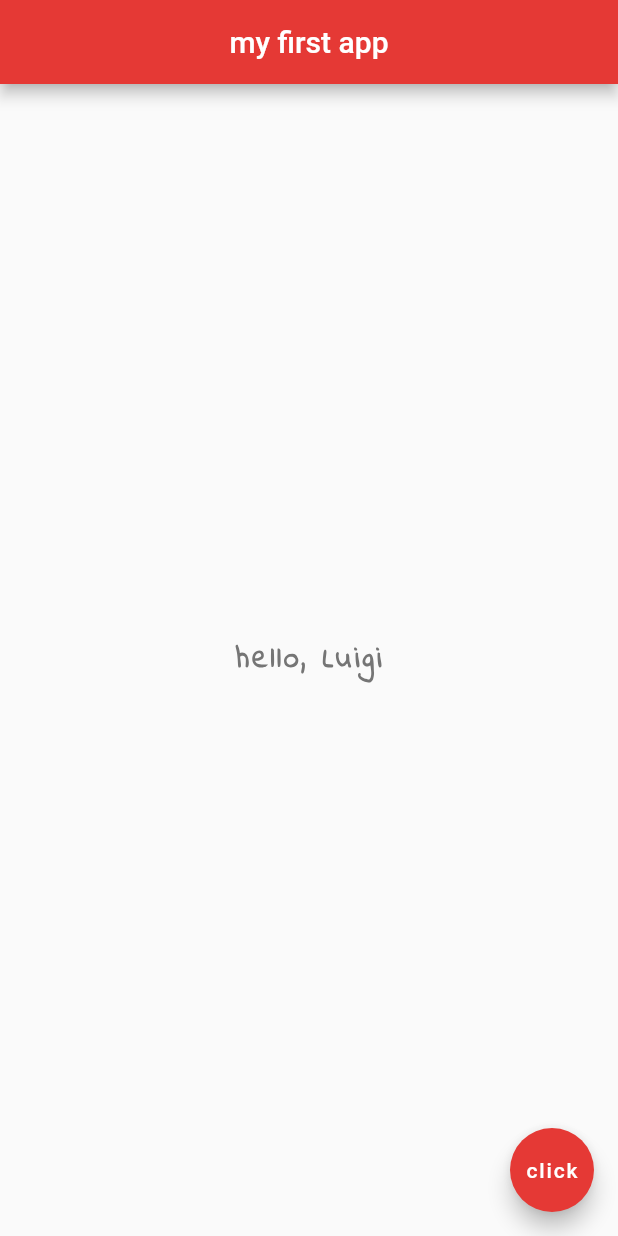
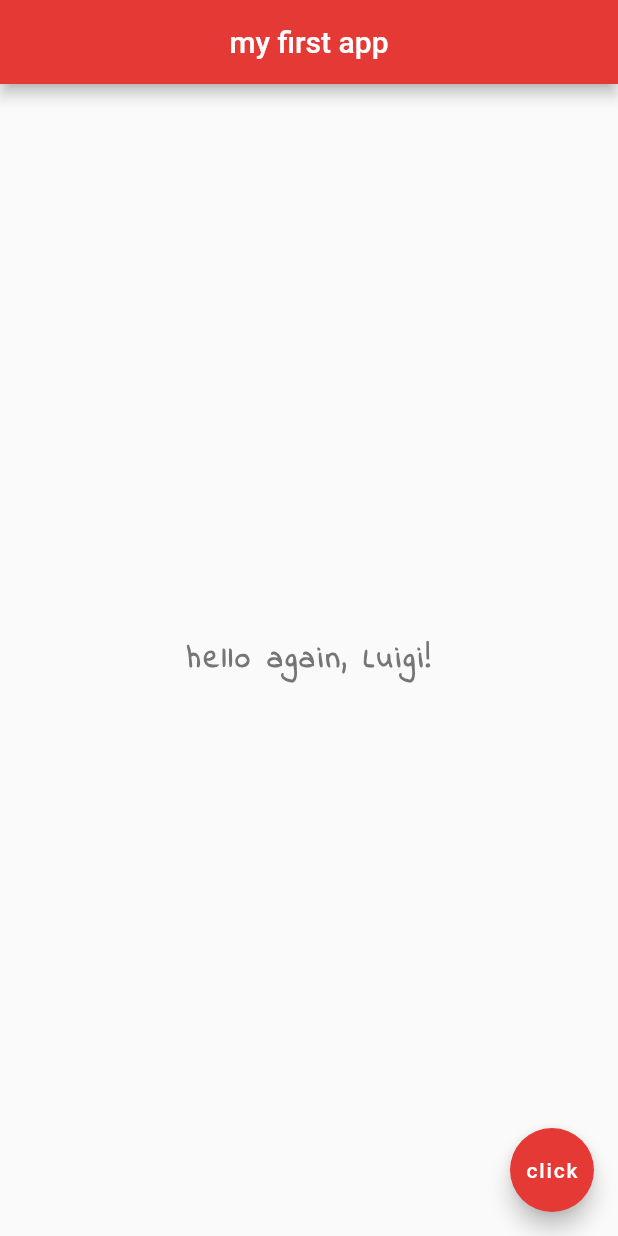
Before and after one commit to TengoCharlie/Flutter-Demo-app, a Flutter app: the screen it shows after launch, on a phone screen of 412 x 824 dp. Run offline on Flutter 3.47's test engine with Material 2 defaults, Android fonts, the phone set to English and light mode, and no system bars.

```diff
--- a/lib/main.dart
+++ b/lib/main.dart
@@ -1,8 +1,13 @@
-
 import 'package:flutter/material.dart';
 
 void main() => runApp(MaterialApp(
-  home: Scaffold(
+  home: Home(),
+));
+
+class Home extends StatelessWidget {
+  @override
+  Widget build(BuildContext context) {
+    return Scaffold(
       appBar: AppBar(
           title: Text('my first app'),
           centerTitle: true,
@@ -10,7 +15,7 @@ void main() => runApp(MaterialApp(
       ),
       body: Center(
         child: Text(
-        'hello, Luigi',
+          'hello again, Luigi!',
           style: TextStyle(
             fontSize: 20.0,
             fontWeight: FontWeight.bold,
@@ -22,8 +27,9 @@ void main() => runApp(MaterialApp(
       ),
       floatingActionButton: FloatingActionButton(
         backgroundColor: Colors.red[600],
-      onPressed: null,
+        onPressed: () {  },
         child: Text('click'),
       ),
-  ),
-));
+    );
+  }
+}
```
Lines whose indentation alone changed are shown as unchanged.
